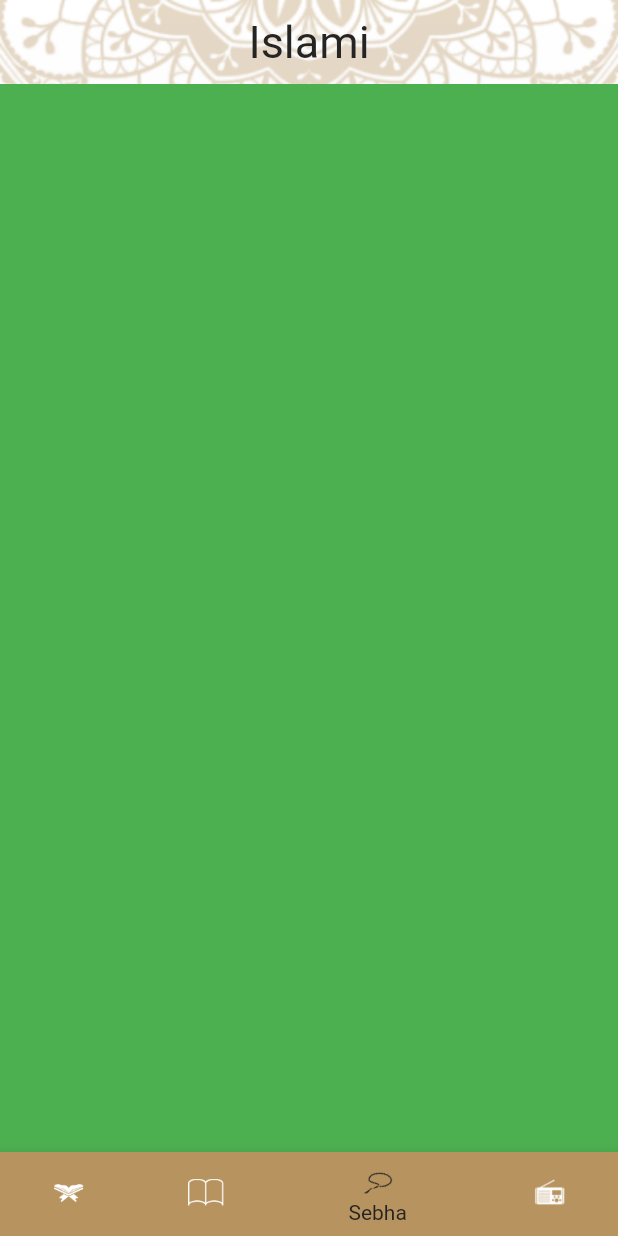
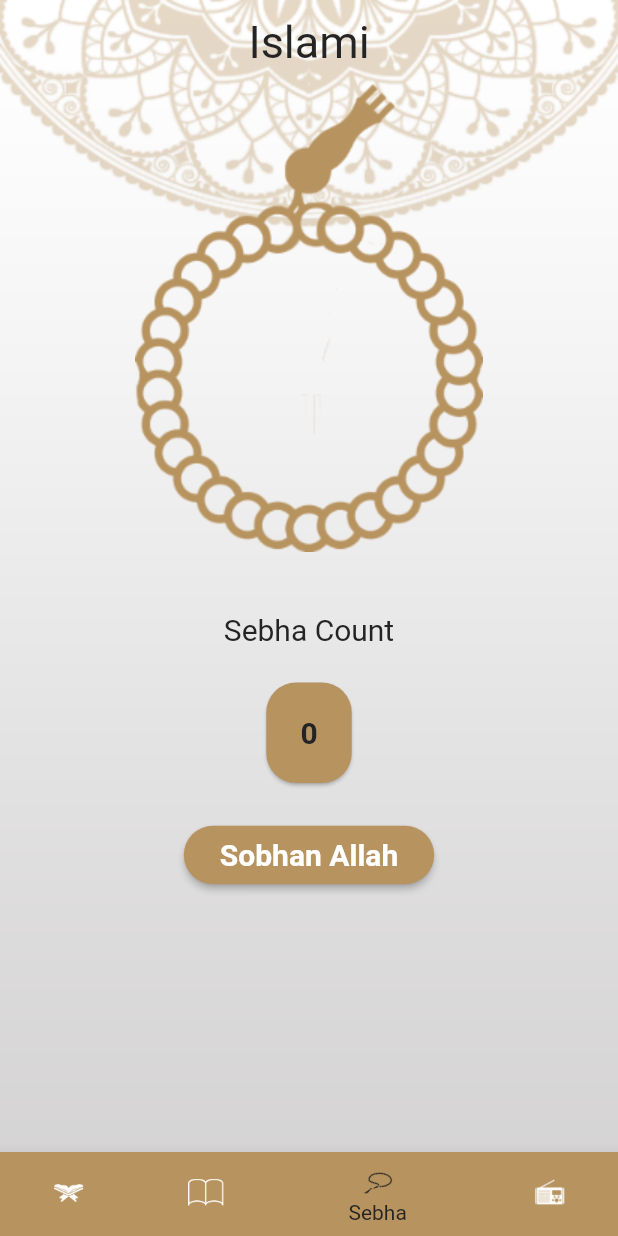
Before and after one commit to alaa745/Islami-App, a Flutter app: the screen it shows after launch, item 3 of the bottom bar chosen, on a phone screen of 412 x 824 dp. Run offline on Flutter 3.47's test engine with Material 2 defaults, Android fonts, the phone set to English and light mode, and no system bars.

Commit message:
completed sebha tab

```diff
--- a/lib/main.dart
+++ b/lib/main.dart
@@ -16,6 +16,20 @@ class MyApp extends StatelessWidget {
       debugShowCheckedModeBanner: false,
       theme: ThemeData(
         primaryColor: const Color(0xFFB7935F),
+        elevatedButtonTheme: const ElevatedButtonThemeData(
+          style: ButtonStyle(
+            backgroundColor: MaterialStatePropertyAll(
+              Color(0xFFB7935F),
+            ),
+            shape: MaterialStatePropertyAll(
+              RoundedRectangleBorder(
+                borderRadius: BorderRadius.all(
+                  Radius.circular(25),
+                ),
+              ),
+            ),
+          ),
+        ),
         scaffoldBackgroundColor: Colors.transparent,
         bottomNavigationBarTheme: const BottomNavigationBarThemeData(
           selectedItemColor: Color(0xFF242424),
--- a/lib/ui/home/sebha/sebha_tab.dart
+++ b/lib/ui/home/sebha/sebha_tab.dart
@@ -2,13 +2,74 @@ import 'package:flutter/material.dart';
 import 'package:flutter/src/widgets/framework.dart';
 import 'package:flutter/src/widgets/placeholder.dart';
 
-class SebhaTab extends StatelessWidget {
+class SebhaTab extends StatefulWidget {
   const SebhaTab({super.key});
 
   @override
+  State<SebhaTab> createState() => _SebhaTabState();
+}
+
+class _SebhaTabState extends State<SebhaTab> {
+  int sebhaCount = 0;
+
+  @override
   Widget build(BuildContext context) {
-    return Container(
-      color: Colors.green,
+    return Center(
+      child: Column(
+        children: [
+          Image.asset('assets/images/sebha_header.png'),
+          Container(
+            margin: const EdgeInsets.only(top: 40),
+            child: const Text(
+              'Sebha Count',
+              style: TextStyle(
+                fontSize: 20,
+                color: Color(0xFF242424),
+              ),
+            ),
+          ),
+          Container(
+            margin: const EdgeInsets.symmetric(vertical: 20),
+            height: 75,
+            width: 65,
+            child: Card(
+              color: const Color(0xFFFB7935F),
+              shape: RoundedRectangleBorder(
+                  borderRadius: BorderRadius.circular(20)),
+              child: Center(
+                child: Text(
+                  sebhaCount.toString(),
+                  style: const TextStyle(
+                    fontSize: 20,
+                    fontWeight: FontWeight.bold,
+                    color: Color(0xFF242424),
+                  ),
+                ),
+              ),
+            ),
+          ),
+          ElevatedButton(
+            style: ButtonStyle(
+              minimumSize: MaterialStateProperty.all(Size.zero),
+            ),
+            onPressed: () {
+              sebhaCount++;
+              setState(() {});
+            },
+            child: const Padding(
+              padding: EdgeInsets.all(8.0),
+              child: Text(
+                'Sobhan Allah',
+                style: TextStyle(
+                  fontSize: 20,
+                  fontWeight: FontWeight.bold,
+                  color: Colors.white,
+                ),
+              ),
+            ),
+          ),
+        ],
+      ),
     );
   }
 }
```
Also changed, not shown: assets/images/2.0X/sebha_header@2x.png (added), assets/images/3.0X/sebha_header@3x.png (added), assets/images/sebha_header.png (added).
